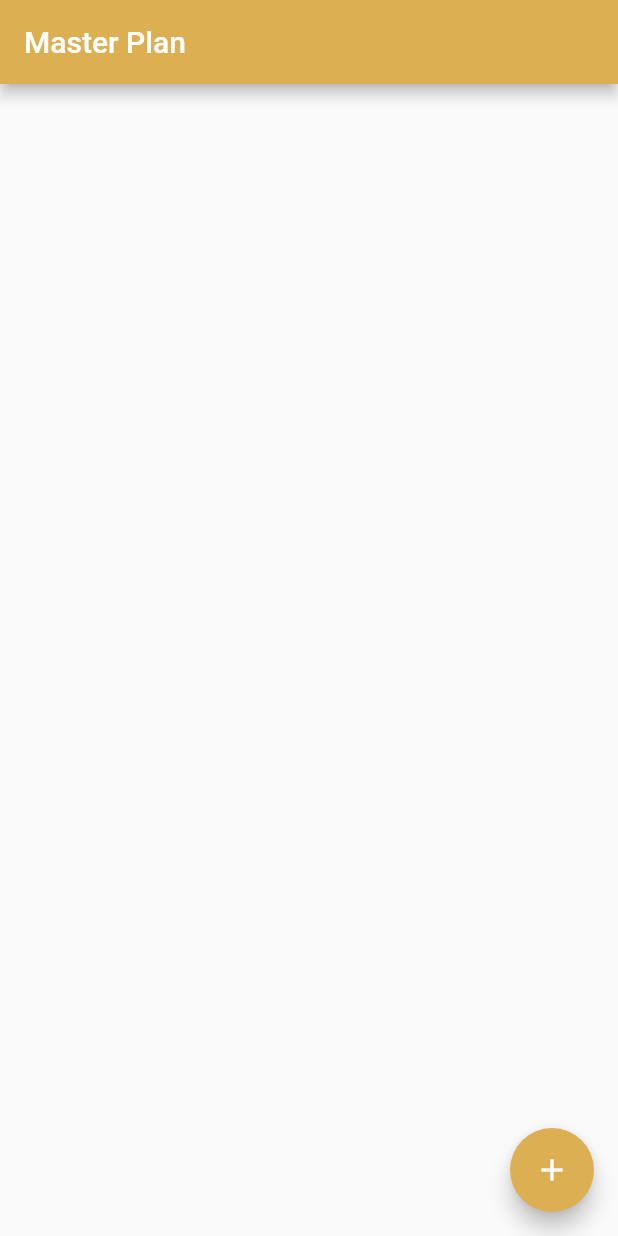
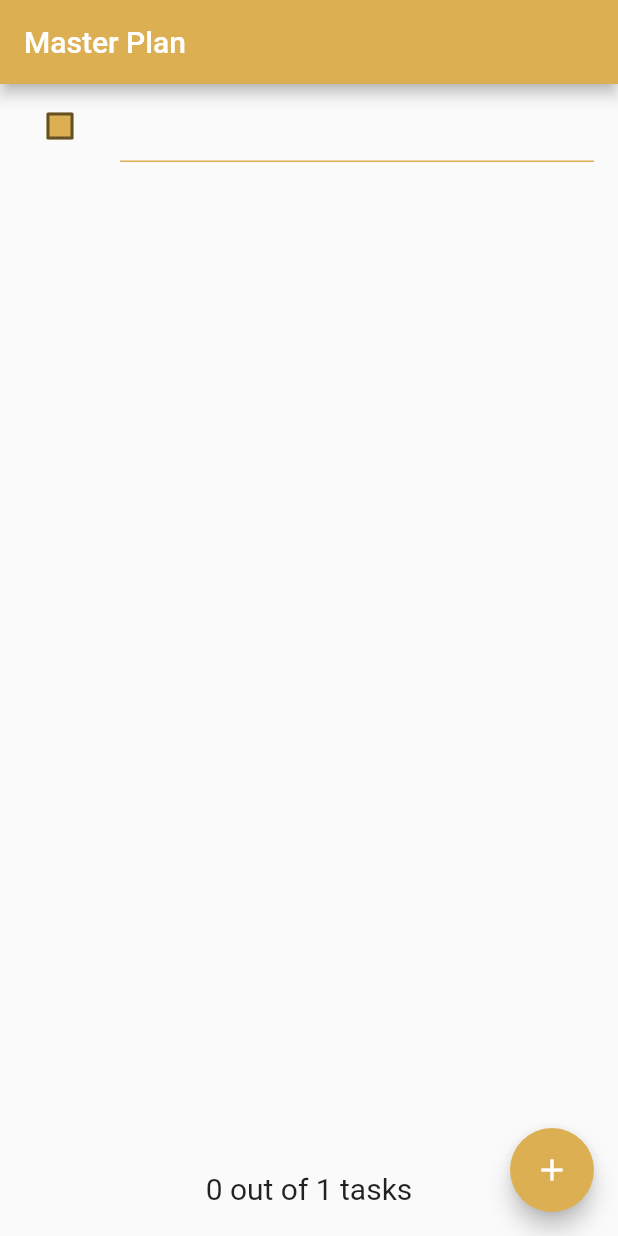
Before and after one commit to DARK-PROGRAMMER-I/to-do-app, a Flutter app: the screen it shows after launch, after a tap on the "add" icon, on a phone screen of 412 x 824 dp. Run offline on Flutter 3.47's test engine with Material 2 defaults, Android fonts, the phone set to English and light mode, and no system bars.

Commit message:
To-Do-App // Goal: Basic State Management Practice * Master Mind * Inherited Widgets Usage

```diff
--- a/lib/main.dart
+++ b/lib/main.dart
@@ -1,4 +1,5 @@
 import 'package:flutter/material.dart';
+import 'package:master_plan/plan_provider.dart';
 import 'package:master_plan/views/plan_screen.dart';
 
 void main() => runApp(MasterPlan());
@@ -13,7 +14,9 @@ class MasterPlan extends StatelessWidget {
       title: 'Master-Plan-App',
       theme: ThemeData(primaryColor: Color(0xffDDAF53)),
       // home
-      home: PlanScreen(), // this class will be created in the views folder's file plan_screen.dart
+      home: PlanProvider(
+          child: PlanScreen()
+      ), // this class will be created in the views folder's file plan_screen.dart
     );
   }
 }
--- a/lib/models/plans.dart
+++ b/lib/models/plans.dart
@@ -2,5 +2,13 @@ import 'task.dart'; // needed plan to complete the task
 
 class Plan{
   String? name;
-  final List<Task> task= [];
+  final List<Task> tasks= [];
+// complete count method
+  int get completeCount => tasks
+      .where((task) => task.complete)
+      .length;
+
+  String get completeness{
+    return '$completeCount out of ${tasks.length} tasks';
+  }
 }
--- a/lib/models/task.dart
+++ b/lib/models/task.dart
@@ -3,8 +3,8 @@
 
 // We also need a plan to complete our tasks! Now also create a plan class.
 class Task{
-  String? description;
-  bool? complete;
+  String description;
+  bool complete;
   //initiallize constructor
   Task({this.description = '', this.complete= false});
 }
--- /dev/null
+++ b/lib/plan_provider.dart
@@ -0,0 +1,21 @@
+import 'package:flutter/material.dart';
+import 'package:master_plan/models/data_layers.dart';
+
+
+class PlanProvider extends InheritedWidget{
+  final _plan = Plan();
+
+  PlanProvider({required Widget child}) : super(child: child);
+
+  // We have to build two functions
+  // 1- bool UpdateShouldNotify
+  @override
+  bool updateShouldNotify(InheritedWidget oldWidget){
+    return false;
+  }
+  // 2- Static function
+  static Plan of(BuildContext context){
+    final provider= context.dependOnInheritedWidgetOfExactType<PlanProvider>();
+    return provider!._plan;
+  }
+}
--- a/lib/views/plan_screen.dart
+++ b/lib/views/plan_screen.dart
@@ -1,4 +1,5 @@
 import 'package:flutter/material.dart';
+import 'package:master_plan/plan_provider.dart';
 import '../models/data_layers.dart';
 
 class PlanScreen extends StatefulWidget {
@@ -9,43 +10,86 @@ class PlanScreen extends StatefulWidget {
 }
 
 class _PlanScreenState extends State<PlanScreen> {
-  final plan = Plan();
   @override
   Widget build(BuildContext context) {
+    final plan = PlanProvider.of(context);
     return Scaffold(
       appBar: AppBar(
         backgroundColor: Color(0xffDDAF53),
         title: Text("Master Plan"),
       ),
-      body: _buildList(),
+      body: Column(
+        children: [
+          Expanded(
+              child: _buildList()
+          ),
+          SafeArea(
+              child:Container(
+                padding: EdgeInsets.symmetric(vertical: 20),
+                  child: Text("${plan.completeness}" , style: TextStyle(fontSize: 20),)
+              )
+          )
+        ],
+      ),
       floatingActionButton: _buildAddTaskButton(),
     );
   }
 
   // Add Plan Widget
   Widget _buildAddTaskButton(){
+    final plan = PlanProvider.of(context);
     return FloatingActionButton(
       backgroundColor: Color(0xffDDAF53),
       onPressed: (){
-        plan.task.add(Task());
+        setState(() {
+          plan.tasks.add(Task());
+        });
       },
-      child: Icon(Icons.add , ),
+      child: Icon(Icons.add ),
 
     );
   }
   // _buildList Widget
   Widget _buildList(){
+    final plan = PlanProvider.of(context);
     return ListView.builder(
-      itemCount: plan.task.length,
+      // controller: scrollController,
+      itemCount: plan.tasks.length,
       itemBuilder: (context, index){
-        return _buildTaskTile(plan.task[index]);
+        return _buildTaskTile(plan.tasks[index]);
       },
     );
   }
   // _buildTaskTile Widget
-  Widget _buildTaskTile(Task task){
+  Widget _buildTaskTile(task){
+    final plan= PlanProvider.of(context);
     return ListTile(
-      title: Text("${task}"),
+      leading: Checkbox(
+        fillColor: MaterialStateProperty.all(Color(0xffDDAF53)),
+        onChanged: (selected){
+          setState(() {
+            task.complete = selected;
+          });
+        },
+        value: task.complete,
+      ),
+
+      title: TextFormField(
+
+          decoration: InputDecoration(focusColor: Color(0xffDDAF53),
+          focusedBorder: UnderlineInputBorder(borderSide: BorderSide(color: Color(0xffDDAF53))), // When we write,color changes. Initial color blue
+          fillColor: Color(0xffDDAF53),
+          enabledBorder: UnderlineInputBorder(
+            borderSide: BorderSide(color:Color(0xffDDAF53 ))
+          ),
+        ),
+        initialValue: task.description,
+        onFieldSubmitted: (message){
+          setState(() {
+            task.description = message;
+          });
+        },
+      ),
     );
   }
 
```
